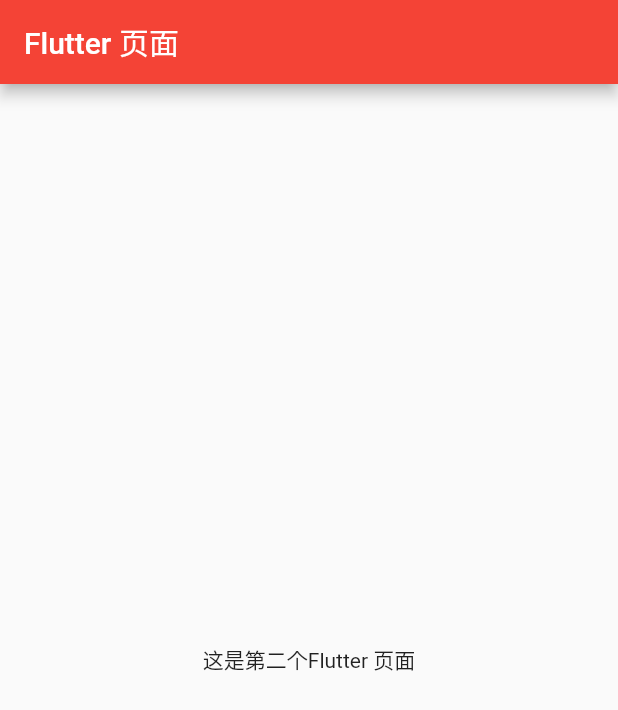
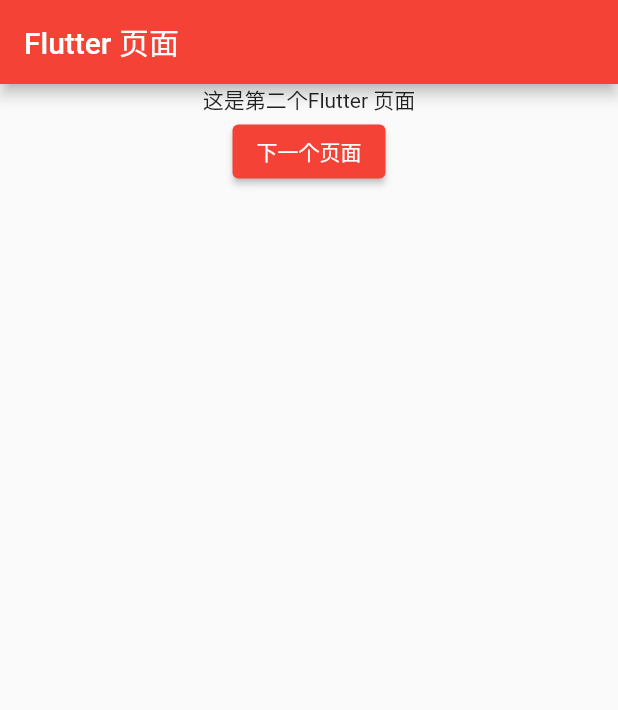
Before and after one commit to yonghuifan21/flutter_module, a Flutter app: the screen it shows after launch, on a phone screen of 412 x 824 dp. Shown: the top 710 px of the screen. Run offline on Flutter 3.47's test engine with Material 2 defaults, Android fonts, the phone set to English and light mode, and no system bars.

```diff
--- a/lib/main.dart
+++ b/lib/main.dart
@@ -1,21 +1,21 @@
 import 'package:flutter/material.dart';
 import 'secondflutter.dart';
 import 'MinePage.dart';
-
+import 'thirdflutter.dart'
 void main() {
   runApp(MyApp());
 }
 
 Map<String, WidgetBuilder> routes = {
   "home": (context) => SecondFlutterWidget(),
-  "mime": (context) => MinePage()
+  "mime": (context) => MinePage(),
+  "third": (context) => ThirdFlutterWidget()
 };
 
 class MyApp extends StatelessWidget {
   const MyApp({Key? key}) : super(key: key);
   @override
   Widget build(BuildContext context) {
-    // TODO: implement build
     return MaterialApp(
       title: "Flutter Demo",
       theme: ThemeData(primarySwatch: Colors.red),
--- a/lib/secondflutter.dart
+++ b/lib/secondflutter.dart
@@ -1,5 +1,5 @@
 import 'dart:ui';
-
+import 'thirdflutter.dart';
 import 'package:flutter/material.dart';
 
 class SecondFlutterWidget extends StatefulWidget {
@@ -14,7 +14,18 @@ class _ContentWidgetState extends State<SecondFlutterWidget> {
         appBar: AppBar(
           title: const Text('Flutter 页面'),
         ),
-        body: Center(child: buildText()));
+        body: Center(
+          child: Column(
+            children: <Widget>[
+              Center(child: buildText()),
+              ElevatedButton(
+                  onPressed: () {
+                    Navigator.pushNamed(context, 'third');
+                  },
+                  child: Text('下一个页面'))
+            ],
+          ),
+        ));
   }
 
   Widget buildText() {
```
Also changed, not shown: lib/thirdflutter.dart (added, +22 -0 lines), 1 other file.
